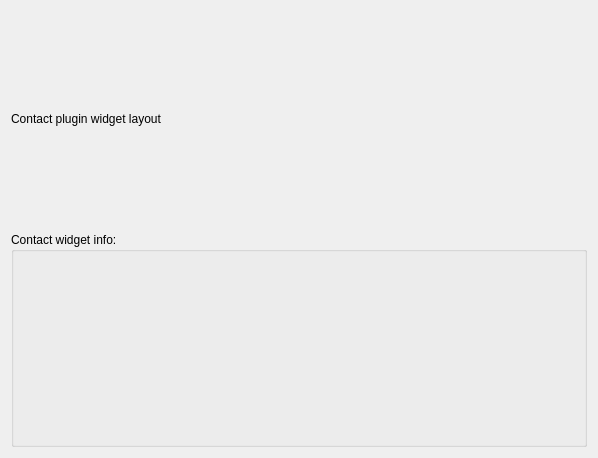
Qt form cc3d/twedit5/Plugins/CC3DProject/ContactPlugin_widget.ui (CompuCell3D/cc3d-twedit5) before a commit.
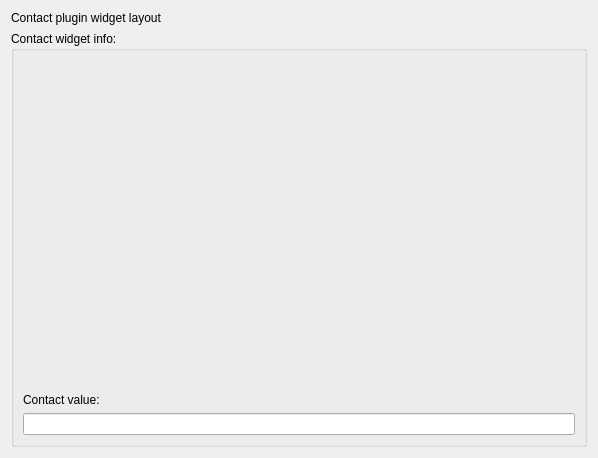
The same form after that commit.

Commit message: Update contact plugin UI to make use of compiled python file instead of xml .ui file

```diff
--- a/cc3d/twedit5/Plugins/CC3DProject/ContactPlugin_widget.ui
+++ b/cc3d/twedit5/Plugins/CC3DProject/ContactPlugin_widget.ui
@@ -28,6 +28,31 @@
        <property name="title">
         <string>Contact widget info:</string>
        </property>
+       <layout class="QVBoxLayout" name="verticalLayout_3">
+        <item>
+         <spacer name="verticalSpacer">
+          <property name="orientation">
+           <enum>Qt::Vertical</enum>
+          </property>
+          <property name="sizeHint" stdset="0">
+           <size>
+            <width>20</width>
+            <height>40</height>
+           </size>
+          </property>
+         </spacer>
+        </item>
+        <item>
+         <widget class="QLabel" name="contact_val_LB">
+          <property name="text">
+           <string>Contact value:</string>
+          </property>
+         </widget>
+        </item>
+        <item>
+         <widget class="QLineEdit" name="contact_value_LE"/>
+        </item>
+       </layout>
       </widget>
      </item>
     </layout>
```
The commit also changes 3 other files.
